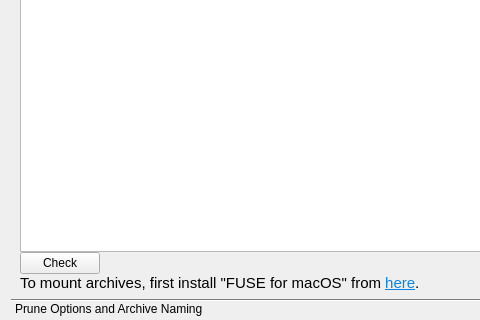
The window that src/vorta/assets/UI/archivetab.ui (borgbase/vorta) describes before a commit, drawn with Qt 5; both pictures show x 0 to 480 and y 194 to 514 of the 799 by 514 pixel window.
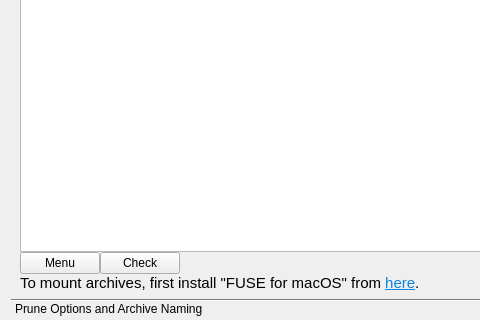
The same window after the commit.

Commit message: Add menu button

```diff
--- a/src/vorta/assets/UI/archivetab.ui
+++ b/src/vorta/assets/UI/archivetab.ui
@@ -36,8 +36,8 @@
        <rect>
         <x>0</x>
         <y>0</y>
-        <width>775</width>
-        <height>441</height>
+        <width>781</width>
+        <height>447</height>
        </rect>
       </property>
       <attribute name="label">
@@ -101,6 +101,16 @@
        </item>
        <item>
         <layout class="QHBoxLayout" name="horizontalLayout_3">
+         <item>
+          <widget class="QPushButton" name="menuButton">
+           <property name="statusTip">
+            <string>Right clicking an archive also shows this menu</string>
+           </property>
+           <property name="text">
+            <string>Menu</string>
+           </property>
+          </widget>
+         </item>
          <item>
           <widget class="QPushButton" name="checkButton">
            <property name="text">
```
Left out of the diff: 4 changed lines with no effect on the pictures. The commit also changes 2 other files.
